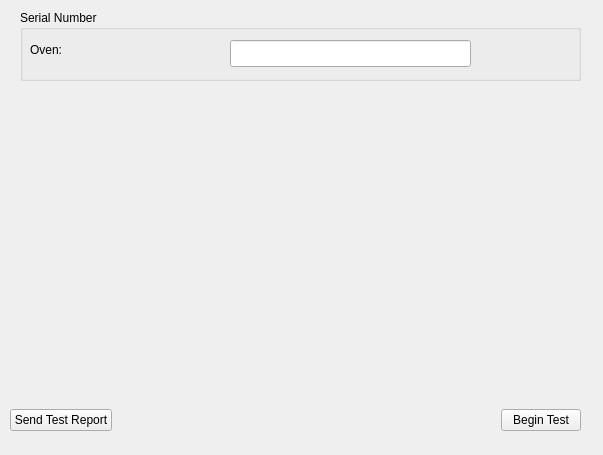
The window that ServiceSW/Master/Components/DiagnosticsManufacturing/Forms/OvenManufacturing.ui (Liyezhong/Master) describes before a commit, drawn with Qt 5.
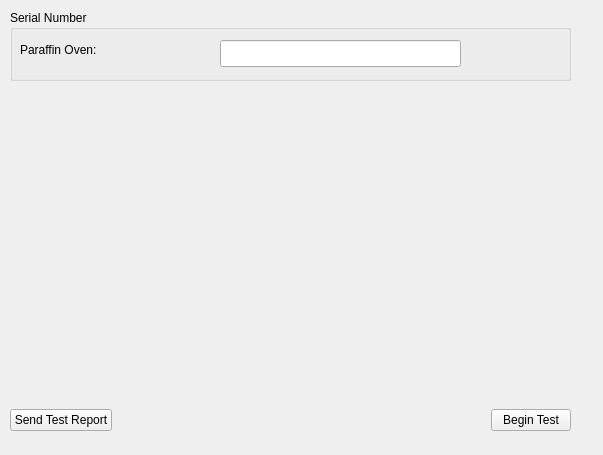
The same window after the commit. Custom widgets are drawn as their Qt base class.

Commit message: Update SN for manufacturing

What changed in the file:
```diff
--- a/ServiceSW/Master/Components/DiagnosticsManufacturing/Forms/OvenManufacturing.ui
+++ b/ServiceSW/Master/Components/DiagnosticsManufacturing/Forms/OvenManufacturing.ui
@@ -16,7 +16,7 @@
   <widget class="QGroupBox" name="groupBox">
    <property name="geometry">
     <rect>
-     <x>20</x>
+     <x>10</x>
      <y>10</y>
      <width>561</width>
      <height>71</height>
@@ -52,19 +52,19 @@
      <rect>
       <x>10</x>
       <y>31</y>
-      <width>39</width>
+      <width>101</width>
       <height>17</height>
      </rect>
     </property>
     <property name="text">
-     <string>Oven:</string>
+     <string>Paraffin Oven:</string>
     </property>
    </widget>
   </widget>
   <widget class="MainMenu::CScrollTable" name="widget" native="true">
    <property name="geometry">
     <rect>
-     <x>20</x>
+     <x>10</x>
      <y>130</y>
      <width>561</width>
      <height>111</height>
@@ -76,7 +76,7 @@
     <rect>
      <x>10</x>
      <y>400</y>
-     <width>571</width>
+     <width>561</width>
      <height>41</height>
     </rect>
    </property>
```
The commit also changes 15 other files.
